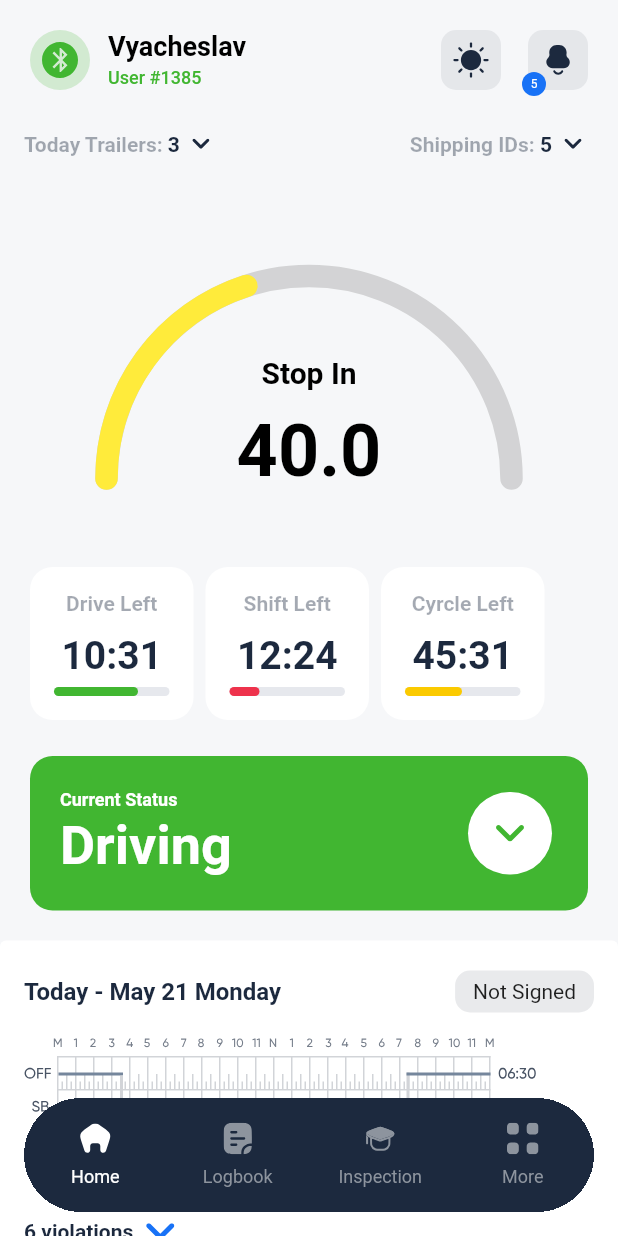
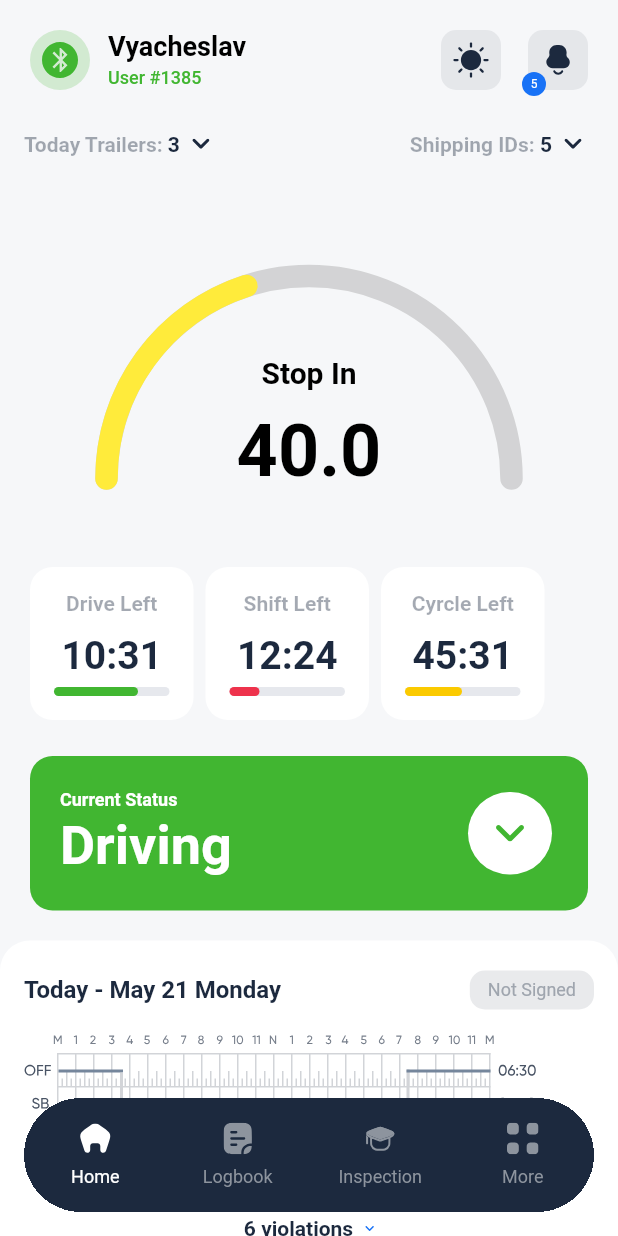
Before and after one commit to yashnarbek-melikov/trucker, a Flutter app: the screen it shows after launch, on a phone screen of 412 x 824 dp. Run offline on Flutter 3.47's test engine with Material 2 defaults, Android fonts, the phone set to English and light mode, and no system bars; our stand-ins replace flutter_svg.

Commit message:
add changes to home

```diff
--- a/lib/screen/HomeScreen.dart
+++ b/lib/screen/HomeScreen.dart
@@ -14,8 +14,8 @@ class HomeScreen extends StatefulWidget {
 class _HomeScreenState extends State<HomeScreen> {
   List<Logbook> logbookList = [
     Logbook(date: 'Today - May 21 Monday', signed: false, isViolation: true),
-    Logbook(date: 'May 20 Sunday',signed: true,isViolation: false),
-    Logbook(date: 'May 19 Saturday',signed: false,isViolation: false)
+    Logbook(date: 'May 20 Sunday', signed: true, isViolation: false),
+    Logbook(date: 'May 19 Saturday', signed: false, isViolation: true)
   ];
 
   @override
@@ -434,10 +434,11 @@ class _HomeScreenState extends State<HomeScreen> {
                   if (index != logbookList.length - 1) {
                     bottomMargin = 0.0;
                   }
-                  return Card(
-                    elevation: 0,
+                  return Container(
+                    decoration: BoxDecoration(
+                        color: Colors.white,
+                        borderRadius: BorderRadius.circular(20)),
                     margin: EdgeInsets.only(top: 16, bottom: bottomMargin),
-                    color: Colors.white,
                     child: Padding(
                       padding: const EdgeInsets.symmetric(
                           horizontal: 16, vertical: 20),
@@ -447,35 +448,45 @@ class _HomeScreenState extends State<HomeScreen> {
                             Row(
                               mainAxisAlignment: MainAxisAlignment.spaceBetween,
                               children: <Widget>[
-                                if(logbook.date != null)
-                                Text(
-                                  logbook.date!,
-                                  style: TextStyle(
-                                      color: Color(0xFF1C293E),
-                                      fontSize: 16.0,
-                                      fontWeight: FontWeight.bold),
-                                ) ,
+                                if (logbook.date != null)
+                                  Text(
+                                    logbook.date!,
+                                    style: const TextStyle(
+                                        color: Color(0xFF1C293E),
+                                        fontSize: 16.0,
+                                        fontWeight: FontWeight.bold),
+                                  ),
                                 if (logbook.signed)
                                   Container(
-                                    child: Padding(
-                                        padding: EdgeInsets.symmetric(
-                                            horizontal: 12, vertical: 6),
-                                        child: Text('Signed')),
                                     decoration: BoxDecoration(
                                         color: Color(0xFFE8F1FE),
                                         borderRadius:
                                             BorderRadius.circular(10)),
+                                    child: const Padding(
+                                        padding: EdgeInsets.symmetric(
+                                            horizontal: 12, vertical: 6),
+                                        child: Text(
+                                          'Signed',
+                                          style: TextStyle(
+                                              color: Color(0xFF1872F6),
+                                              fontSize: 12),
+                                        )),
                                   )
                                 else
                                   Container(
-                                    child: Padding(
-                                        padding: EdgeInsets.symmetric(
-                                            horizontal: 12, vertical: 6),
-                                        child: Text('Not Signed')),
                                     decoration: BoxDecoration(
                                         color: Color(0xFFE9EAEC),
                                         borderRadius:
                                             BorderRadius.circular(10)),
+                                    child: const Padding(
+                                        padding: EdgeInsets.symmetric(
+                                            horizontal: 12, vertical: 6),
+                                        child: Text(
+                                          'Not Signed',
+                                          style: TextStyle(
+                                              color: Color(0xFF9FA5AE),
+                                              fontSize: 12),
+                                        )),
                                   )
                               ],
                             ),
@@ -486,10 +497,11 @@ class _HomeScreenState extends State<HomeScreen> {
                             const SizedBox(
                               height: 20,
                             ),
-                              if(logbook.isViolation)
+                            if (logbook.isViolation)
                               Row(
+                                mainAxisAlignment: MainAxisAlignment.center,
                                 children: <Widget>[
-                                  Text(
+                                  const Text(
                                     '6 violations',
                                     style: TextStyle(
                                         color: Color(0xFF1C293E),
@@ -499,7 +511,8 @@ class _HomeScreenState extends State<HomeScreen> {
                                   const SizedBox(
                                     width: 8,
                                   ),
-                                  SvgPicture.asset('assets/images/bottom_blue.svg')
+                                  SvgPicture.asset(
+                                      'assets/images/bottom_blue.svg', width: 6, height: 12,)
                                 ],
                               ),
                           ]),
```
